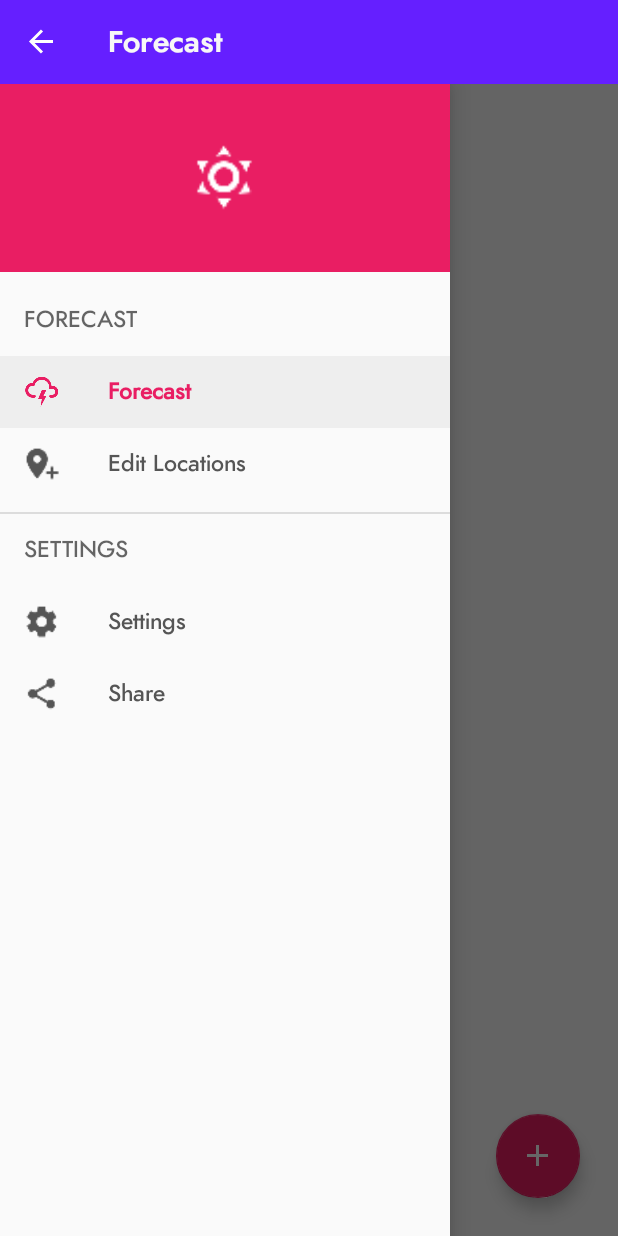
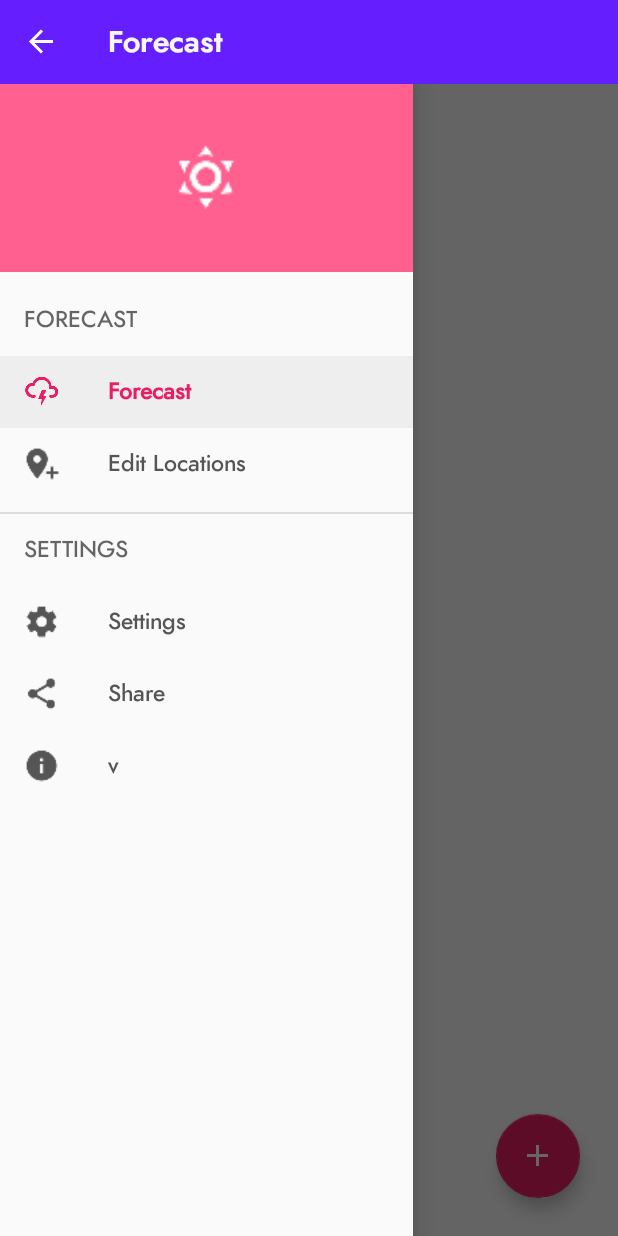
Before and after one commit to scaffeinate/Stormcast-Android, an Android app: the screen it shows after launch (MainActivity), with the side drawer open, on a phone screen of 412 x 824 dp. Run offline under Robolectric (Android 15) with nearby library versions, the phone set to English and light mode, and no system bars; our stand-ins replace data binding.

Commit message:
Styling changes

```diff
--- a/mobile/src/main/res/layout/layout_nav_header.xml
+++ b/mobile/src/main/res/layout/layout_nav_header.xml
@@ -4,7 +4,7 @@
     xmlns:tools="http://schemas.android.com/tools"
     android:layout_width="match_parent"
     android:layout_height="@dimen/nav_drawer_header_height"
-    android:background="@color/colorAccent"
+    android:background="@color/colorAccentLight"
     tools:ignore="Overdraw">
 
     <ImageView
--- a/mobile/src/main/res/menu/menu_drawer_view.xml
+++ b/mobile/src/main/res/menu/menu_drawer_view.xml
@@ -32,6 +32,10 @@
                         android:id="@+id/action_share"
                         android:icon="@drawable/ic_share_variant_white_18dp"
                         android:title="@string/action_share" />
+                    <item
+                        android:id="@+id/action_version"
+                        android:icon="@drawable/ic_information_white_18dp"
+                        android:title="@string/action_version" />
                 </group>
             </menu>
         </item>
--- a/mobile/src/main/res/values/colors.xml
+++ b/mobile/src/main/res/values/colors.xml
@@ -1,9 +1,9 @@
 <?xml version="1.0" encoding="utf-8"?>
 <resources>
     <color name="colorPrimary">#651FFF</color>
-    <color name="colorPrimaryDark">#311B92</color>
+    <color name="colorPrimaryDark">#6200EA</color>
     <color name="colorAccent">#E91E63</color>
-    <color name="colorAccentLight">#EC407A</color>
+    <color name="colorAccentLight">#FF6090</color>
     <color name="textColorDark">#222</color>
     <color name="textColorDarkHint">#555</color>
     <color name="textColorLight">#F7F7F7</color>
--- a/mobile/src/main/res/values/dimens.xml
+++ b/mobile/src/main/res/values/dimens.xml
@@ -9,7 +9,7 @@
     <dimen name="font_size_button">13sp</dimen>
 
     <!-- nav_drawer -->
-    <dimen name="nav_drawer_width">300dp</dimen>
+    <dimen name="nav_drawer_width">275dp</dimen>
     <dimen name="nav_drawer_header_height">125dp</dimen>
     <dimen name="layout_nav_header_image_view_logo_size">50dp</dimen>
 
```
